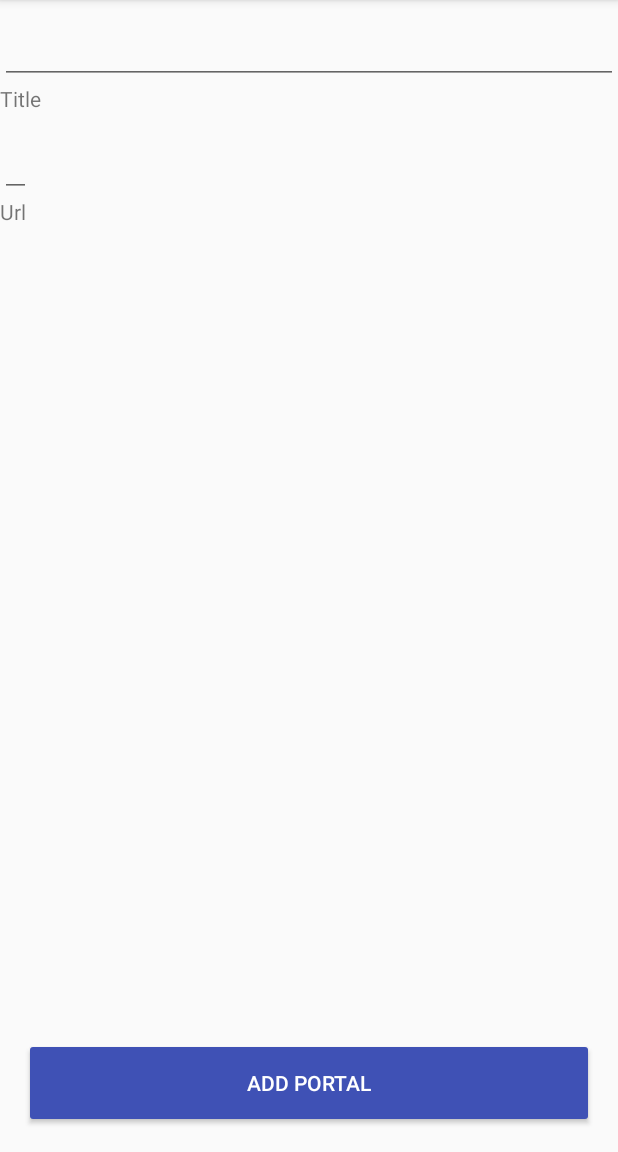
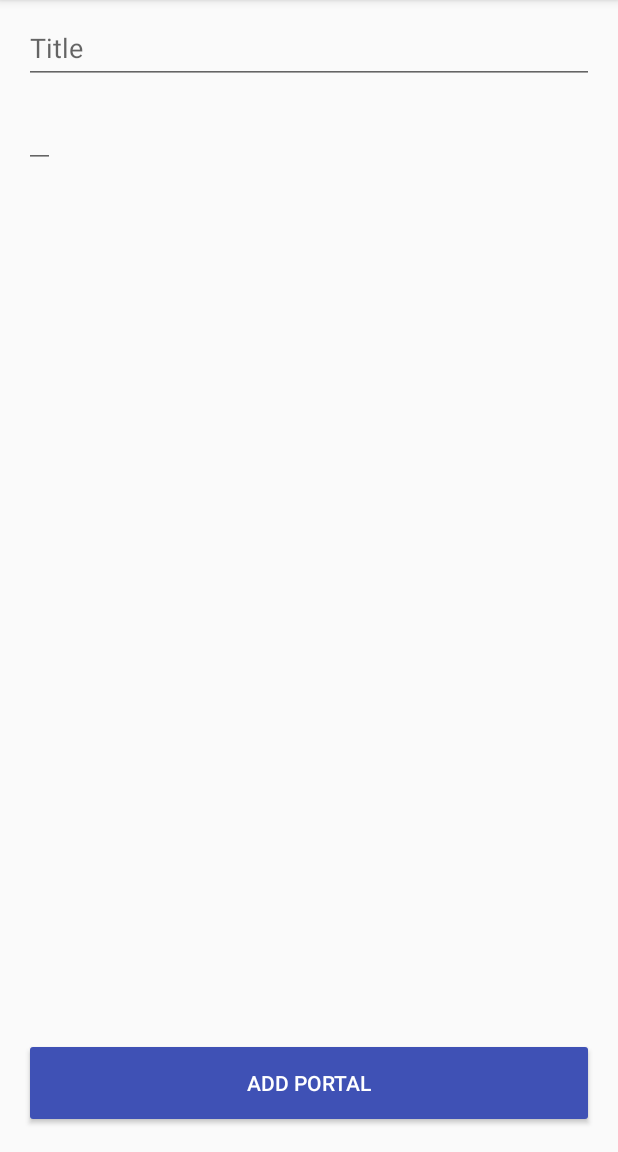
Before and after one commit to KaivandenBroek/MadLevel3Task2, an Android app: the AddPortalFragment screen opened through its navigation route, on a phone screen of 412 x 824 dp, the part 84-1236 px from its top. Run offline under Robolectric (Android 15) with nearby library versions, the phone set to English and light mode, and no system bars.

Commit message:
layout done

```diff
--- a/app/src/main/java/com/example/madlevel3task2/AddPortalFragment.kt
+++ b/app/src/main/java/com/example/madlevel3task2/AddPortalFragment.kt
@@ -7,6 +7,7 @@ import android.view.View
 import android.view.ViewGroup
 import android.widget.Button
 import androidx.navigation.fragment.findNavController
+import kotlinx.android.synthetic.main.fragment_add_portal.*
 
 /**
  * A simple [Fragment] subclass as the second destination in the navigation.
@@ -23,6 +24,12 @@ class AddPortalFragment : Fragment() {
 
     override fun onViewCreated(view: View, savedInstanceState: Bundle?) {
         super.onViewCreated(view, savedInstanceState)
+        btn_add_portal.setOnClickListener {
+            addPortal()
+        }
+    }
+
+    fun addPortal () {
 
     }
 }
--- /dev/null
+++ b/app/src/main/java/com/example/madlevel3task2/Portal.kt
@@ -0,0 +1,6 @@
+package com.example.madlevel3task2
+
+data class Portal(
+    var title: String,
+    var url: String
+)
--- /dev/null
+++ b/app/src/main/java/com/example/madlevel3task2/PortalAdapter.kt
@@ -0,0 +1,4 @@
+package com.example.madlevel3task2
+
+class PortalAdapter {
+}
--- a/app/src/main/res/layout/fragment_add_portal.xml
+++ b/app/src/main/res/layout/fragment_add_portal.xml
@@ -8,7 +8,7 @@
     tools:context=".AddPortalFragment">
 
     <Button
-        android:id="@+id/button_second"
+        android:id="@+id/btn_add_portal"
         android:layout_width="0dp"
         android:layout_height="60dp"
         android:layout_marginStart="16dp"
@@ -26,20 +26,16 @@
         android:id="@+id/tf_title"
         android:layout_width="match_parent"
         android:layout_height="wrap_content"
+        android:layout_marginStart="16dp"
+        android:hint="@string/hint_title"
+        android:layout_marginEnd="16dp"
         android:orientation="vertical"
-
-        app:layout_constraintTop_toTopOf="parent"
-        tools:layout_editor_absoluteX="0dp">
-
-        <TextView
-            android:id="@+id/textView"
-            android:layout_width="wrap_content"
-            android:layout_height="wrap_content"
-            android:layout_weight="1"
-            android:text="@string/hint_title"
-            android:labelFor="@id/textView"/>
+        app:layout_constraintEnd_toEndOf="parent"
+        app:layout_constraintStart_toStartOf="parent"
+        app:layout_constraintTop_toTopOf="parent">
 
         <com.google.android.material.textfield.TextInputEditText
+            android:id="@+id/ti_title"
             android:layout_width="match_parent"
             android:layout_height="wrap_content"
             android:inputType="text" />
@@ -49,18 +45,16 @@
         android:id="@+id/tf_url"
         android:layout_width="match_parent"
         android:layout_height="wrap_content"
+        android:layout_marginStart="16dp"
+        android:layout_marginEnd="16dp"
         android:orientation="vertical"
-        app:layout_constraintTop_toBottomOf="@+id/tf_title" >
-
-        <TextView
-            android:id="@+id/textView2"
-            android:layout_width="match_parent"
-            android:layout_height="wrap_content"
-            android:layout_weight="1"
-            android:text="@string/hint_url"
-            android:labelFor="@id/textView2"/>
+        android:hint="@string/hint_url"
+        app:layout_constraintEnd_toEndOf="parent"
+        app:layout_constraintStart_toStartOf="parent"
+        app:layout_constraintTop_toBottomOf="@+id/tf_title">
 
         <com.google.android.material.textfield.TextInputEditText
+            android:id="@+id/ti_url"
             android:layout_width="wrap_content"
             android:layout_height="wrap_content"
             android:inputType="text" />
```
